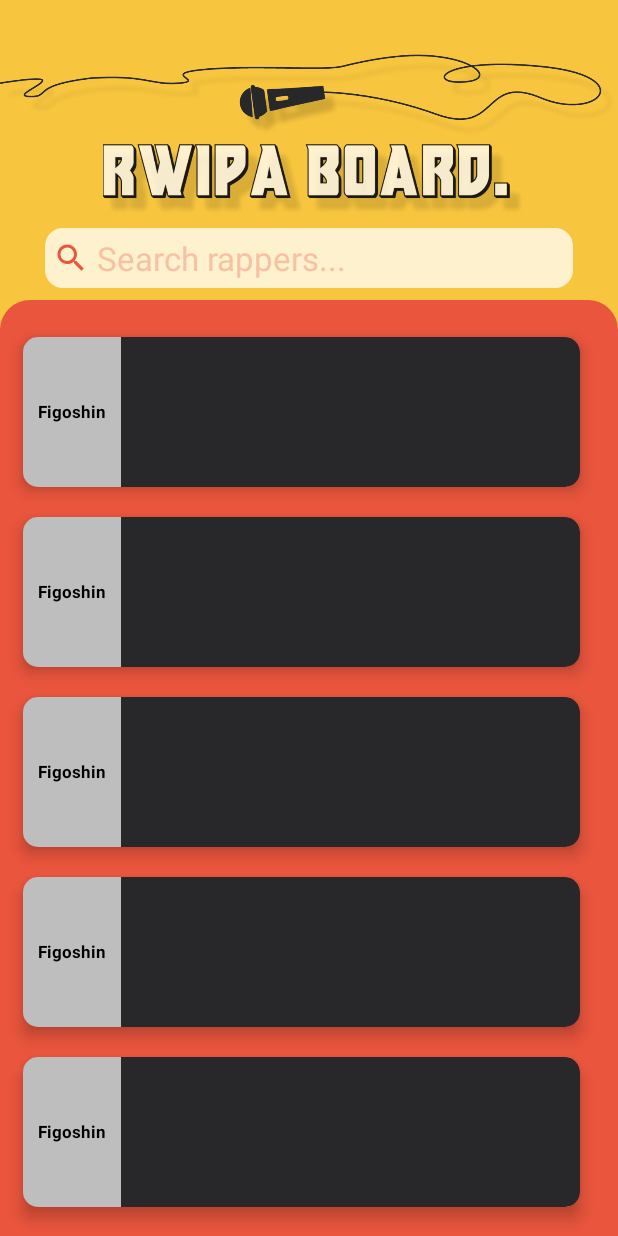
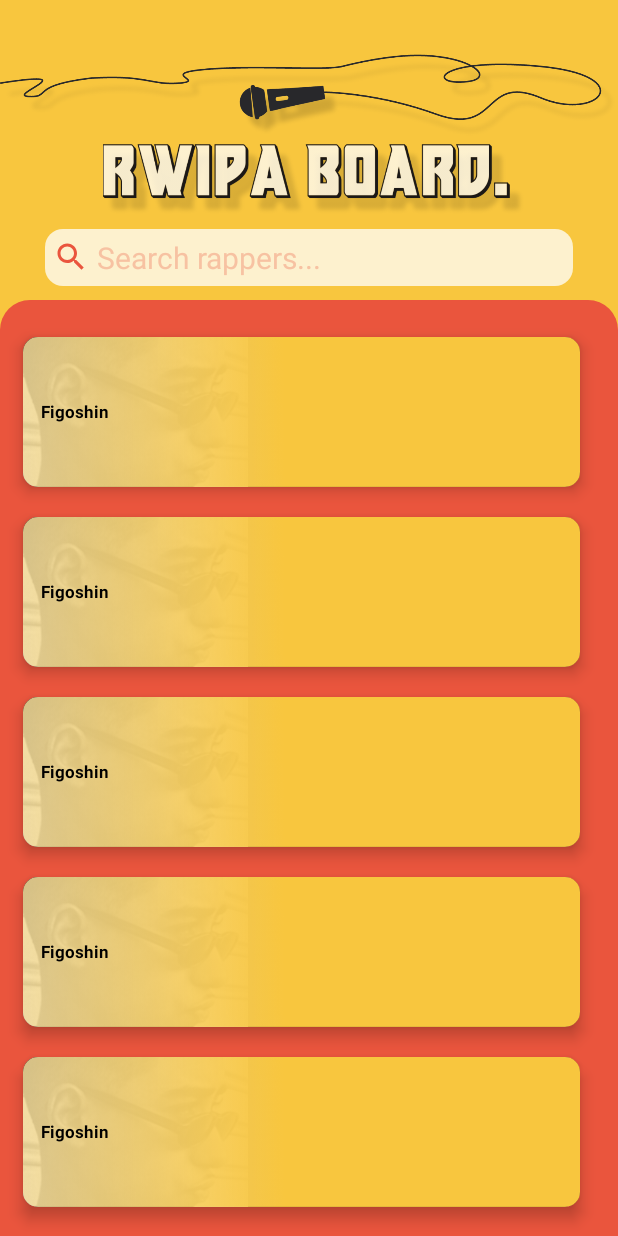
Before and after one commit to R3-da/the_morrocan_rap_board_4, an Android app: the layout activity_main.xml on its own in the app's theme, with its tools: preview values and no code run, on a phone screen of 412 x 824 dp. Run offline under Robolectric (Android 15) with nearby library versions, the phone set to English and light mode, and no system bars.

Commit message:
add gradient to cardview and now trying to change the satus bar  icons color to black

```diff
--- a/app/src/main/java/com/example/myapplication/CustomAdapter.kt
+++ b/app/src/main/java/com/example/myapplication/CustomAdapter.kt
@@ -105,7 +105,7 @@ class CustomAdapter(private val context: Context, private var pop: AnimatorSet,
                     frameLayout.layoutParams = param
                     textView.textSize = context.resources.getDimension(R.dimen.rappers_icon_width).toFloat()
                     textView.text = "?"
-                    textView.setTextColor(Color.parseColor("#EF9E2D"))
+                    textView.setTextColor(Color.parseColor("#EA553D"))
                     frameLayout.addView(textView)
                     textView.gravity = Gravity.CENTER
 
--- a/app/src/main/res/layout/activity_main.xml
+++ b/app/src/main/res/layout/activity_main.xml
@@ -22,7 +22,7 @@
             android:layout_width="match_parent"
             android:layout_height="wrap_content"
             app:layout_scrollFlags="scroll|snap|enterAlways|enterAlwaysCollapsed"
-            app:contentScrim="@color/orange_solid"
+            app:contentScrim="@color/yellow"
             >
 
             <ImageView
@@ -75,7 +75,7 @@
                     android:padding="5dp"
                     android:textColor="@color/black"
                     android:textColorHint="#F7C2A2"
-                    android:textSize="22sp"
+                    android:textSize="20sp"
                     />
                 </androidx.appcompat.widget.LinearLayoutCompat>
             </androidx.appcompat.widget.Toolbar>
--- a/app/src/main/res/layout/card_view_design.xml
+++ b/app/src/main/res/layout/card_view_design.xml
@@ -13,48 +13,29 @@
     app:cardCornerRadius="10dp"
     app:cardBackgroundColor="@color/mate_black">
 
-    <LinearLayout
+    <FrameLayout
         android:layout_width="match_parent"
         android:layout_height="match_parent"
-        android:orientation="horizontal"
         android:clipChildren="false"
         android:clipToOutline="false">
+
         <FrameLayout
-            android:layout_width="65dp"
+            android:layout_width="150dp"
             android:layout_height="match_parent"
             >
 
             <ImageView
                 android:id="@+id/imageview"
+                android:src="@drawable/bg_figoshin"
                 android:layout_width="match_parent"
                 android:layout_height="match_parent"
                 android:layout_gravity="center_vertical"
+                android:adjustViewBounds="true"
                 android:scaleType="centerCrop"/>
 
-            <ImageView
-                android:layout_width="match_parent"
-                android:layout_height="match_parent"
-                android:background="@color/white"
-                android:layout_gravity="center_vertical"
-                android:scaleType="centerCrop"
-
-                android:alpha="0.7"/>
-
-            <TextView
-                android:id="@+id/textView"
-                android:layout_width="match_parent"
-                android:layout_height="wrap_content"
-                android:layout_margin="10dp"
-                android:fontFamily="arial"
-                android:text="Figoshin"
-                android:textSize="11sp"
-                android:textStyle="bold"
-                android:layout_gravity="center"
-                android:gravity="center_horizontal"
-                android:textColor="@color/black"/>
+        </FrameLayout>
 
 
-        </FrameLayout>
 
         <LinearLayout
             android:id="@+id/rappersFaces"
@@ -62,9 +43,25 @@
             android:layout_height="match_parent"
             android:orientation="horizontal"
             android:clipChildren="false"
-            android:clipToOutline="false">
+            android:clipToOutline="false"
+            android:background="@drawable/gradient_cardview">
+            <TextView
+                android:id="@+id/textView"
+                android:layout_width="50dp"
+                android:layout_height="wrap_content"
+                android:layout_marginLeft="10dp"
+                android:fontFamily="arial"
+                android:text="Figoshin"
+                android:textSize="11sp"
+                android:textStyle="bold"
+                android:layout_gravity="center|left"
+                android:gravity="center_horizontal"
+                android:textColor="@color/black"
+                android:translationZ="5dp"/>
+
         </LinearLayout>
 
-    </LinearLayout>
+
+    </FrameLayout>
 
 </androidx.cardview.widget.CardView>
--- a/app/src/main/res/values/themes.xml
+++ b/app/src/main/res/values/themes.xml
@@ -2,8 +2,8 @@
     <!-- Base application theme. -->
     <style name="Theme.MyApplication" parent="Theme.MaterialComponents.DayNight.NoActionBar">
         <!-- Primary brand color. -->
-        <item name="colorPrimary">@color/orange_solid</item>
-        <item name="colorPrimaryVariant">@color/orange_solid</item>
+        <item name="colorPrimary">@color/yellow</item>
+        <item name="colorPrimaryVariant">@color/yellow</item>
         <item name="colorOnPrimary">@color/white</item>
         <!-- Secondary brand color. -->
         <item name="colorSecondary">@color/teal_200</item>
@@ -11,6 +11,7 @@
         <item name="colorOnSecondary">@color/black</item>
         <!-- Status bar color. -->
         <item name="android:statusBarColor" tools:targetApi="l">?attr/colorPrimaryVariant</item>
+        <item name="android:windowDrawsSystemBarBackgrounds">true</item>
         <!-- Customize your theme here. -->
     </style>
 
```
Also changed, not shown: app/src/main/res/drawable-v24/gradient_cardview.png (added).
